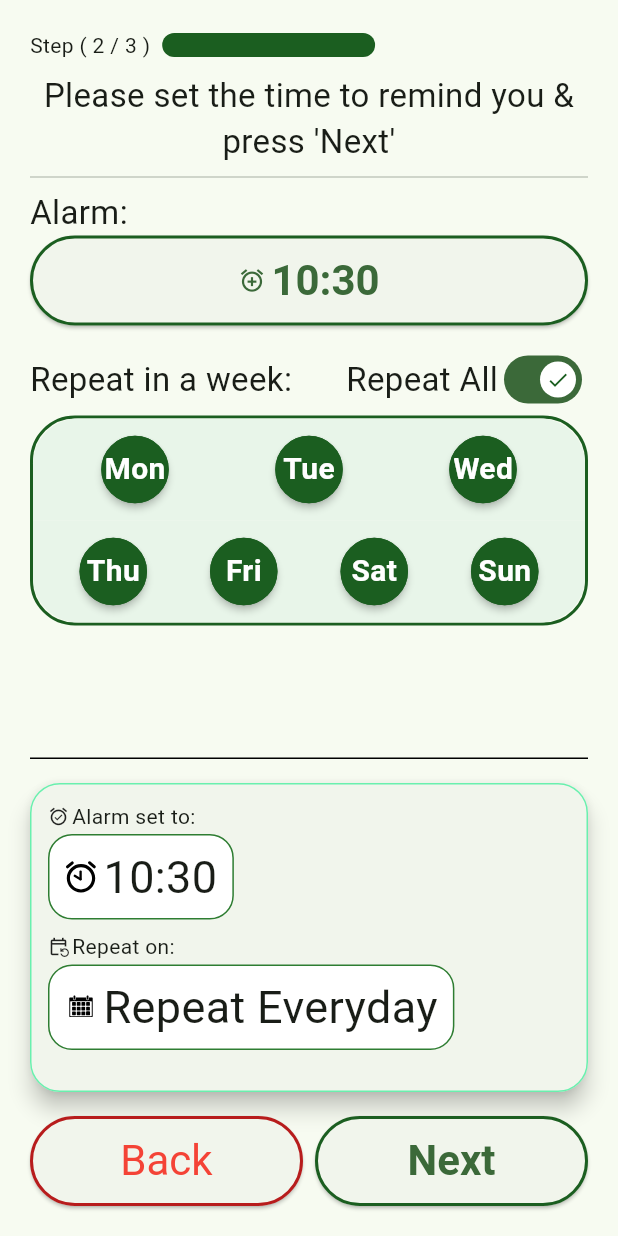
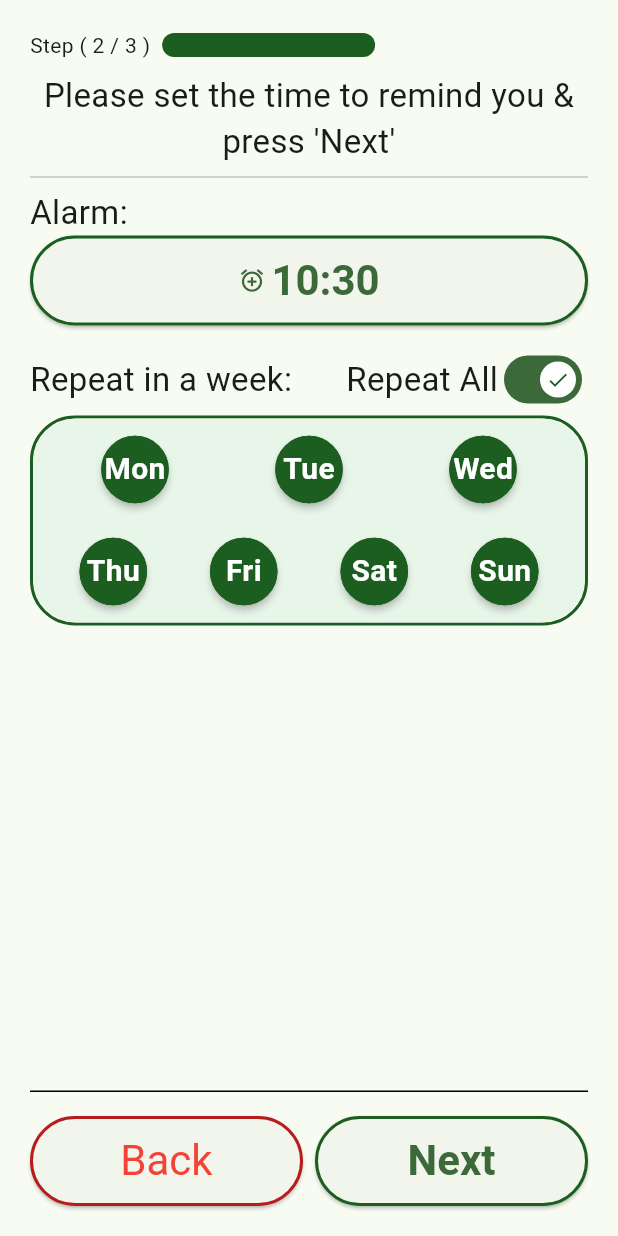
Before and after one commit to librajackyty/ESoundReminder, a Flutter app: the ReminderNewPage2 screen opened by its route, on a phone screen of 412 x 824 dp. Run offline on Flutter 3.47's test engine with Material 2 defaults, Android fonts, the phone set to English and light mode, and no system bars; drawn by our look-alikes of flutter_animation_progress_bar; our stand-ins replace flutter_local_notifications, flutter_native_timezone, hive, hive_flutter, lottie, package_info_plus and 3 more; missing offline and left inert: day_night_time_picker; accounts and stored records are empty; project files that could hold a hidden picture were left out.

Commit message:
[0.9.7] Update enhance to rm area

```diff
--- a/lib/screens/reminder_new_2.dart
+++ b/lib/screens/reminder_new_2.dart
@@ -194,13 +194,6 @@ class _ReminderNewPage2State extends State<ReminderNewPage2> {
         .then((value) => setState(() {
               progressIdx = progressIdxStep1;
             }));
-
-    // _isSelectedEveryday.addListener(() {
-    //   debugPrint("_isSelectedEveryday val changes");
-    //   setState(() {
-    //     updateWeekDaysByOnce();
-    //   });
-    // });
   }
 
   @override
@@ -302,60 +295,60 @@ class _ReminderNewPage2State extends State<ReminderNewPage2> {
                         decoration: BoxDecoration(
                           border: Border(top: BorderSide()),
                         )),
-                    CusCardContainer(
-                        child: SizedBox(
-                            height: MediaQuery.of(context).size.height *
-                                reminderCardHeightRatio,
-                            child: ListView(
-                              padding: EdgeInsets.all(12),
-                              children: [
-                                Visibility(
-                                  maintainSize: true,
-                                  maintainAnimation: true,
-                                  maintainState: true,
-                                  visible: setMorning,
-                                  child: Row(children: [
-                                    Icon(
-                                      Icons.alarm_on_outlined,
-                                      size: 14,
-                                    ),
-                                    SizedBox(width: 2),
-                                    CusExSText(Language.of(context)!
-                                        .t("reminder_new2_settimer2")),
-                                  ]),
-                                ),
-                                TimeSectionDisplay(
-                                  padding:
-                                      const EdgeInsets.only(top: 2, bottom: 8),
-                                  times: [fromTimeOfDayToString(timeMorning)],
-                                ),
-                                Visibility(
-                                  maintainSize: true,
-                                  maintainAnimation: true,
-                                  maintainState: true,
-                                  visible: true,
-                                  child: Row(children: [
-                                    Icon(
-                                      Icons.event_repeat_outlined,
-                                      size: 14,
-                                    ),
-                                    SizedBox(width: 2),
-                                    CusExSText(Language.of(context)!
-                                        .t("reminder_new2_setrepeat2")),
-                                  ]),
-                                ),
-                                Visibility(
-                                    maintainSize: true,
-                                    maintainAnimation: true,
-                                    maintainState: true,
-                                    visible: true,
-                                    child: WeekdaysDisplay(
-                                      reminder: reminder,
-                                      padding: const EdgeInsets.only(
-                                          top: 2, bottom: 8),
-                                    )),
-                              ],
-                            ))),
+                    // CusCardContainer(
+                    //     child: SizedBox(
+                    //         height: MediaQuery.of(context).size.height *
+                    //             reminderCardHeightRatio,
+                    //         child: ListView(
+                    //           padding: EdgeInsets.all(12),
+                    //           children: [
+                    //             Visibility(
+                    //               maintainSize: true,
+                    //               maintainAnimation: true,
+                    //               maintainState: true,
+                    //               visible: setMorning,
+                    //               child: Row(children: [
+                    //                 Icon(
+                    //                   Icons.alarm_on_outlined,
+                    //                   size: 14,
+                    //                 ),
+                    //                 SizedBox(width: 2),
+                    //                 CusExSText(Language.of(context)!
+                    //                     .t("reminder_new2_settimer2")),
+                    //               ]),
+                    //             ),
+                    //             TimeSectionDisplay(
+                    //               padding:
+                    //                   const EdgeInsets.only(top: 2, bottom: 8),
+                    //               times: [fromTimeOfDayToString(timeMorning)],
+                    //             ),
+                    //             Visibility(
+                    //               maintainSize: true,
+                    //               maintainAnimation: true,
+                    //               maintainState: true,
+                    //               visible: true,
+                    //               child: Row(children: [
+                    //                 Icon(
+                    //                   Icons.event_repeat_outlined,
+                    //                   size: 14,
+                    //                 ),
+                    //                 SizedBox(width: 2),
+                    //                 CusExSText(Language.of(context)!
+                    //                     .t("reminder_new2_setrepeat2")),
+                    //               ]),
+                    //             ),
+                    //             Visibility(
+                    //                 maintainSize: true,
+                    //                 maintainAnimation: true,
+                    //                 maintainState: true,
+                    //                 visible: true,
+                    //                 child: WeekdaysDisplay(
+                    //                   reminder: reminder,
+                    //                   padding: const EdgeInsets.only(
+                    //                       top: 2, bottom: 8),
+                    //                 )),
+                    //           ],
+                    //         ))),
                     Row(
                       children: [
                         Expanded(
```
